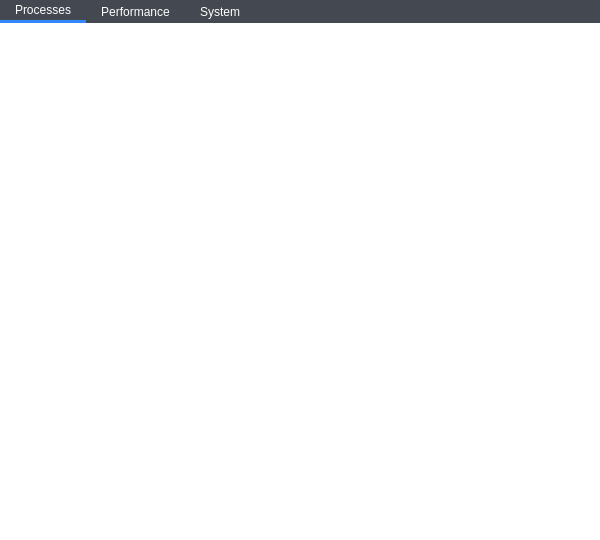
Before: the Qt Designer form Mainwindow.ui in yuxincs/taskmanager, drawn with Qt 5.
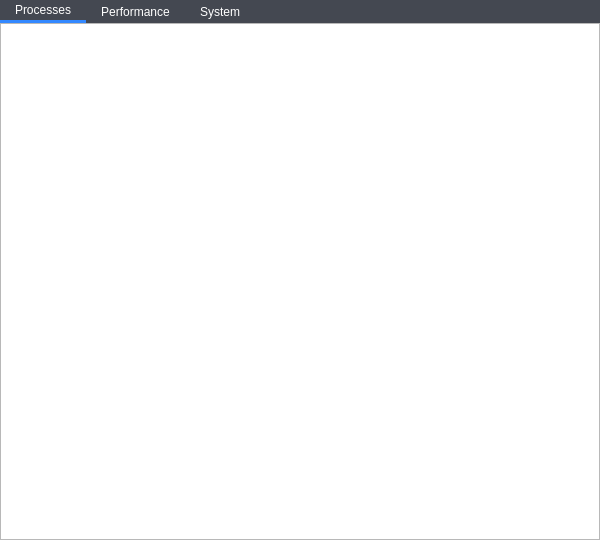
After: the same form once the commit is applied. The open tabs and pages were chosen to show the change.

Commit message: Add color to ProcessTableModel to distinguish different level of resource usage.

The edit to the form file:
```diff
--- a/Mainwindow.ui
+++ b/Mainwindow.ui
@@ -48,9 +48,6 @@
 	border:none;
 }
 
-QTableView{
-	border:none;
-}
 </string>
   </property>
   <widget class="QWidget" name="centralWidget">
```
Left out of the diff: 2 changed lines with no effect on the pictures. The commit also changes 7 other files.
